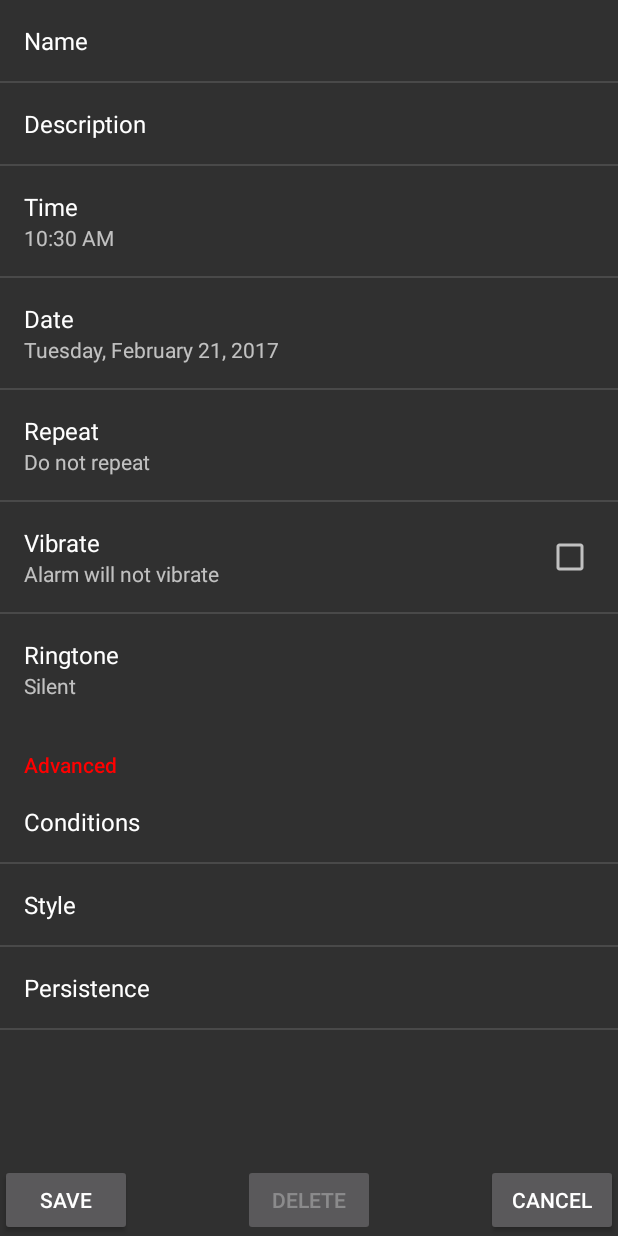
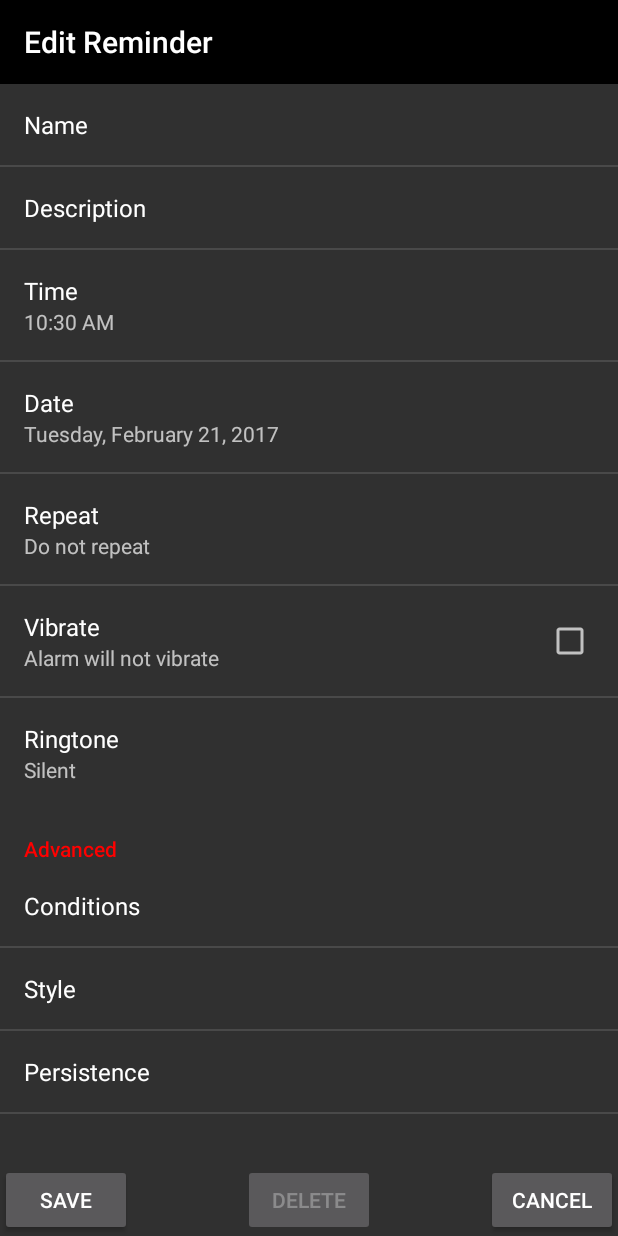
Before and after one commit to tbridges42/Minder, an Android app: the screen it shows after launch (EditReminder), after a tap on "New Reminder", on a phone screen of 412 x 824 dp. Run offline under Robolectric (Android 15) with nearby library versions, the phone set to English and light mode, and no system bars; libraries missing offline, so code that uses them is left out: com.orhanobut.logger; 5 statements that could not run were skipped.

```diff
--- a/app/src/main/java/us/bridgeses/Minder/controllers/DataController.java
+++ b/app/src/main/java/us/bridgeses/Minder/controllers/DataController.java
@@ -97,7 +97,6 @@ public class DataController extends Fragment implements LoaderManager.LoaderCall
             throw new NullPointerException("Activity was not ready");
         }
         // TODO: 2/17/2017 Handle case where DataController is ready before ListView
-        Log.d(TAG, "onActivityCreated:");
         loadAll();
     }
 
@@ -180,7 +179,7 @@ public class DataController extends Fragment implements LoaderManager.LoaderCall
         callback.createEditor(id);
     }
 
-    private void loadAll() {
+    public void loadAll() {
         if (cachedReminders != null) {
             callback.getListView().setReminders(cachedReminders);
         }
--- a/app/src/main/java/us/bridgeses/Minder/editor/EditReminder.java
+++ b/app/src/main/java/us/bridgeses/Minder/editor/EditReminder.java
@@ -15,6 +15,7 @@ import android.os.AsyncTask;
 import android.os.Bundle;
 import android.preference.PreferenceManager;
 import android.support.v4.app.NavUtils;
+import android.support.v7.widget.Toolbar;
 import android.view.View;
 import android.widget.Button;
 import android.widget.Toast;
@@ -24,19 +25,23 @@ import com.orhanobut.logger.Logger;
 import java.text.SimpleDateFormat;
 import java.util.Calendar;
 
+import us.bridgeses.Minder.AdHandler;
 import us.bridgeses.Minder.R;
 import us.bridgeses.Minder.Reminder;
 import us.bridgeses.Minder.TaskCallbacks;
 import us.bridgeses.Minder.receivers.ReminderReceiver;
 import us.bridgeses.Minder.util.ConfirmDialogFragment;
+import us.bridgeses.Minder.util.vandy.LifecycleLoggingActivity;
 
 /**
  * This is the primary editor class. All essential reminder settings should be changed here.
  * Supplemental settings should be changed in sub-activities
  */
-public class EditReminder extends Activity implements ConfirmDialogFragment.NoticeDialogListener,
+public class EditReminder extends LifecycleLoggingActivity implements
+        ConfirmDialogFragment.NoticeDialogListener,
                                     TaskCallbacks{
 
+    private static final String TAG_AD_FRAGMENT = "Ad_handler";
     TaskCallbacks callbacks;
     ProgressDialog progressDialog;
     Reminder reminder;
@@ -45,6 +50,8 @@ public class EditReminder extends Activity implements ConfirmDialogFragment.Noti
     private Boolean defaults = false;
     ConfirmDialogFragment df;
     Context context;
+    private AdHandler adHandler;
+    private FragmentManager fragmentManager;
 
     /**
      * Called when a ConfirmDialogFragment's negative button is clicked
@@ -240,6 +247,21 @@ public class EditReminder extends Activity implements ConfirmDialogFragment.Noti
                 task.execute(id);
             }
 	    }
+        createAdHandler();
+        createToolbar();
+    }
+
+    private void createAdHandler() {
+        if (fragmentManager == null) {
+            fragmentManager = getFragmentManager();
+        }
+        adHandler = new AdHandler();
+        fragmentManager.beginTransaction().replace(R.id.adFrame,adHandler, TAG_AD_FRAGMENT).commit();
+    }
+
+    private void createToolbar() {
+        Toolbar toolbar = (Toolbar) findViewById(R.id.toolbar);
+        setSupportActionBar(toolbar);
     }
 
     @Override
--- a/app/src/main/java/us/bridgeses/Minder/views/ReminderListViewFragment.java
+++ b/app/src/main/java/us/bridgeses/Minder/views/ReminderListViewFragment.java
@@ -68,6 +68,7 @@ public class ReminderListViewFragment extends Fragment implements ReminderListVi
         Log.d(TAG, "setReminders: received " + reminders.size() + " reminders");
         reminderAdapter = new ReminderRecyclerAdapter(reminders, this, this);
         reminderView.setAdapter(reminderAdapter);
+        // TODO: 2/20/2017 Crash when datacontroller finishes loading before onCreateView here
     }
 
     @Override
--- a/app/src/main/res/layout/activity_preference_test.xml
+++ b/app/src/main/res/layout/activity_preference_test.xml
@@ -3,17 +3,26 @@
               android:layout_height="match_parent"
               android:orientation="vertical"
               android:weightSum="10">
+    <LinearLayout
+        android:layout_width="match_parent"
+        android:layout_height="wrap_content"
+        android:orientation="vertical">
+        <include layout="@layout/list_toolbar" />
+        <FrameLayout
+            android:id="@+id/adFrame"
+            android:layout_height="wrap_content"
+            android:layout_width="match_parent"/>
+    </LinearLayout>
     <FrameLayout
         android:layout_width="match_parent"
-        android:layout_height="wrap_content"
+        android:layout_height="0dp"
         android:id="@+id/reminder_frame"
-        android:layout_weight="8"/>
+        android:layout_weight="10"/>
 
     <RelativeLayout
         android:layout_width="match_parent"
         android:layout_height="50dp"
-        android:layout_gravity="center_horizontal"
-        android:layout_weight="2">
+        android:layout_gravity="center_horizontal">
         <Button
             android:layout_width="wrap_content"
             android:layout_height="wrap_content"
```
